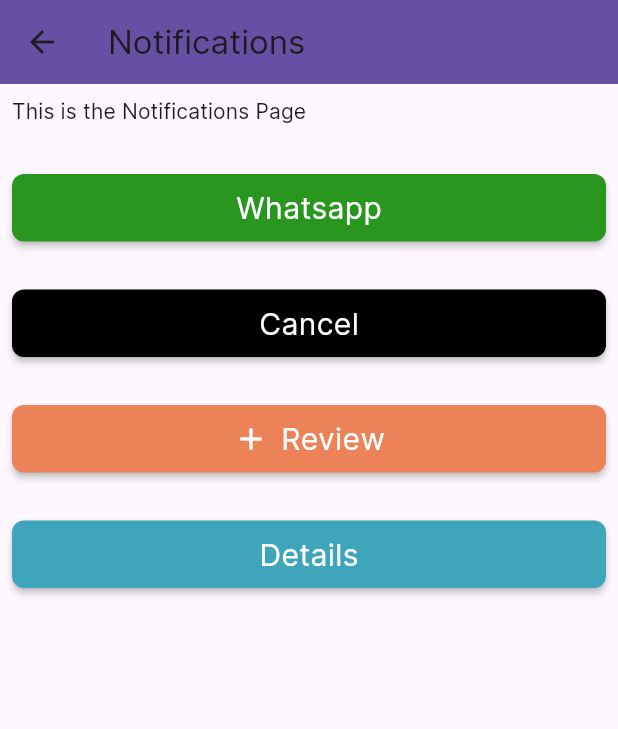
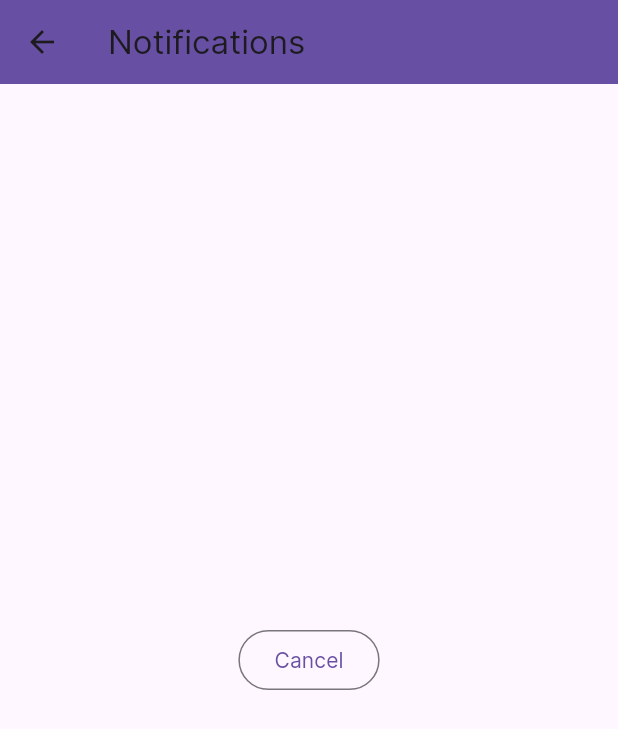
Before and after one commit to sajid9505/Finance-Project-with-Flutter, a Flutter app: the NotificationsPage screen opened directly, on a phone screen of 412 x 824 dp. Shown: the top 729 px of the screen. Run offline on Flutter 3.47's test engine with Material 3 defaults, Android fonts, the light colour scheme and no system bars; our stand-ins replace flutter_svg; network calls fail.

Commit message:
outlined button theme set

```diff
--- a/finance_tracker_mobile_application/lib/pages/notifications_page.dart
+++ b/finance_tracker_mobile_application/lib/pages/notifications_page.dart
@@ -36,43 +36,43 @@
 
           // Text Themes
 
-          child: ListView(
-        padding: const EdgeInsets.all(TSizes.sm),
-        children: [
-          Text('This is the Notifications Page',
-              style: theme.textTheme
-                  .labelLarge // Apply your custom text style from the theme
-              ),
+      //     child: ListView(
+      //   padding: const EdgeInsets.all(TSizes.sm),
+      //   children: [
+      //     Text('This is the Notifications Page',
+      //         style: theme.textTheme
+      //             .labelLarge // Apply your custom text style from the theme
+      //         ),
 
-          const Padding(padding: EdgeInsets.all(TSizes.md)),
+      //     const Padding(padding: EdgeInsets.all(TSizes.md)),
 
-          const CustomWhatsappButtonWidget(
-            onPressAction: 'Hello World',
-          ),
+      //     const CustomWhatsappButtonWidget(
+      //       onPressAction: 'Hello World',
+      //     ),
 
-          const Padding(padding: EdgeInsets.all(TSizes.md)),
+      //     const Padding(padding: EdgeInsets.all(TSizes.md)),
 
-          const BlackButtonWidget(
-            title: 'Cancel',
-            onPressAction: 'Cancelled',
-          ),
+      //     const BlackButtonWidget(
+      //       title: 'Cancel',
+      //       onPressAction: 'Cancelled',
+      //     ),
 
-          const Padding(padding: EdgeInsets.all(TSizes.md)),
+      //     const Padding(padding: EdgeInsets.all(TSizes.md)),
 
-          const OrangeButtonWidget(
-            title: 'Review',
-            onPressAction: 'Reviewed',
-            icon: 'Icon',
-          ),
+      //     const OrangeButtonWidget(
+      //       title: 'Review',
+      //       onPressAction: 'Reviewed',
+      //       icon: 'Icon',
+      //     ),
 
-          const Padding(padding: EdgeInsets.all(TSizes.md)),
+      //     const Padding(padding: EdgeInsets.all(TSizes.md)),
 
-          const LightBlueButtonWidget(
-            title: 'Details',
-            onPressAction: 'Detail viewed',
-          ),
-        ],
-      )
+      //     const LightBlueButtonWidget(
+      //       title: 'Details',
+      //       onPressAction: 'Detail viewed',
+      //     ),
+      //   ],
+      // )
 
           // Elevated Button Calling
 
@@ -83,6 +83,15 @@
           //   icon: const Icon(Icons.notification_important), // Icon for the button
           //   label: const Text('Continue'),
           // ),
+
+           // Elevated Button Calling
+
+          child: OutlinedButton(
+            onPressed: () {
+              // Add your button press logic here
+            },
+            child: const Text('Cancel'),
+          ),
 
           // Accent Button
           // child: ButtonTheme(
--- a/finance_tracker_mobile_application/lib/utils/theme/theme.dart
+++ b/finance_tracker_mobile_application/lib/utils/theme/theme.dart
@@ -16,7 +16,8 @@
       elevatedButtonTheme: TButtonTheme.elevatedButtonTheme,
       inputDecorationTheme: TTextFormFieldTheme.inputDecorationTheme,
       chipTheme: TChipTheme.chipTheme,
-      buttonTheme: TAccentButtonTheme.accentButtonTheme
+      buttonTheme: TAccentButtonTheme.accentButtonTheme,
+      outlinedButtonTheme: TButtonTheme.outlinedButtonTheme
   );
 }
 
```
Also changed, not shown: finance_tracker_mobile_application/lib/utils/theme/custom_themes/submit_button_theme.dart (+14 -0 lines).
